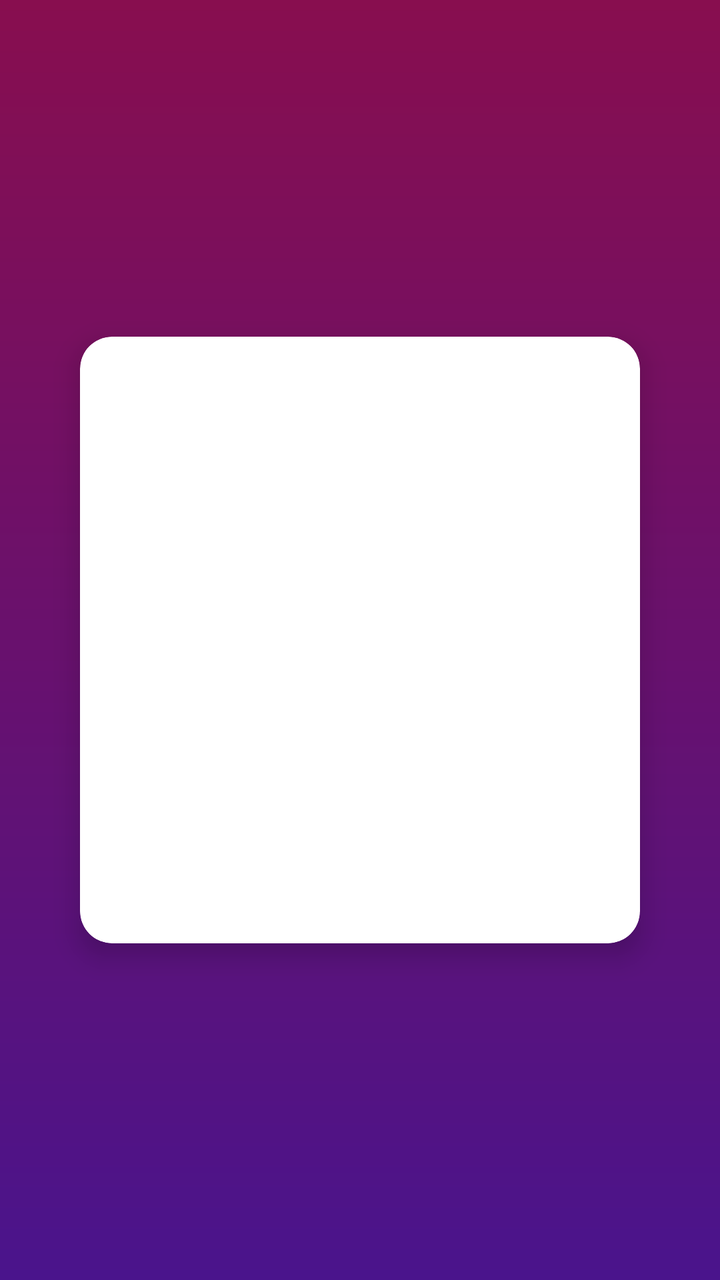
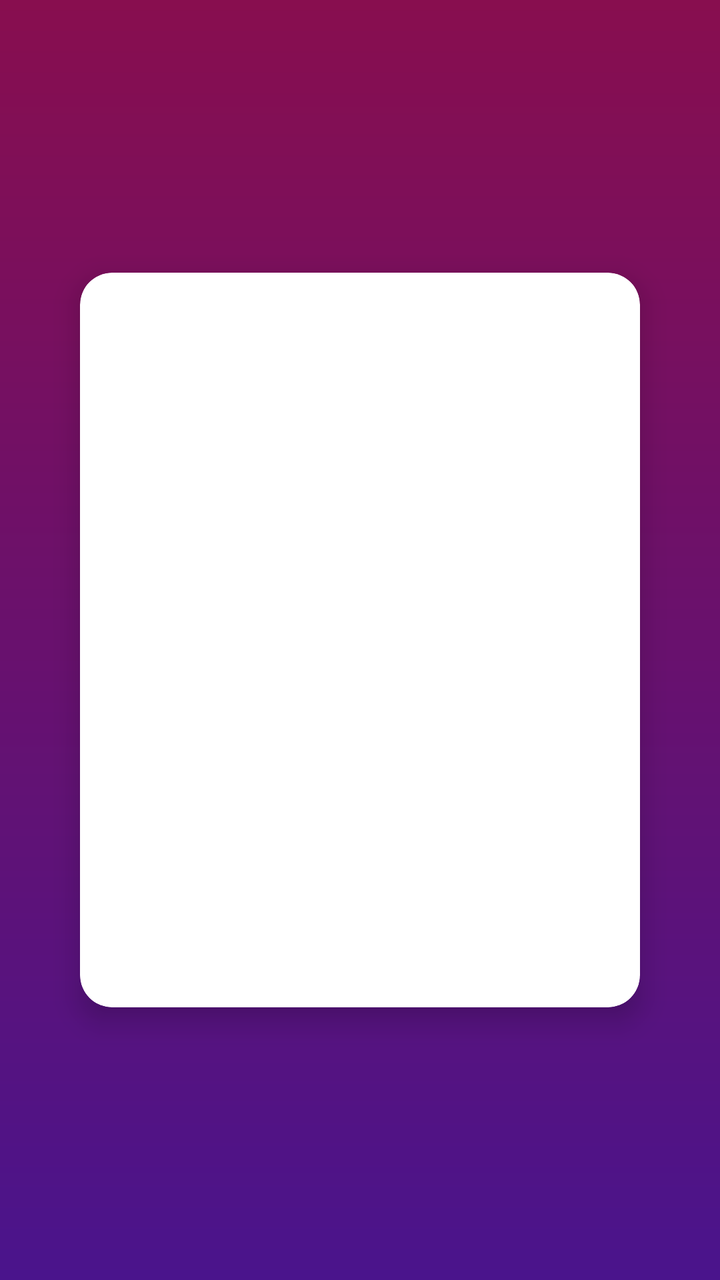

Screens rendered from an Android XML layout before and after an edit, with the pre-edit source and the edit as a unified diff.
<!-- AndroidManifest.xml: application theme Theme.CallerApp -->
<!-- res/layout/activity_main.xml -->
<?xml version="1.0" encoding="utf-8"?>
<LinearLayout xmlns:android="http://schemas.android.com/apk/res/android"
    xmlns:app="http://schemas.android.com/apk/res-auto"
    xmlns:tools="http://schemas.android.com/tools"
    android:id="@+id/main"
    android:layout_width="match_parent"
    android:layout_height="match_parent"
    android:gravity="center"
    android:orientation="vertical"
    android:padding="24dp"
    android:background="@drawable/bg_gradient"
    tools:context=".MainActivity">

    
    <androidx.cardview.widget.CardView
        android:layout_width="match_parent"
        android:layout_height="wrap_content"
        android:layout_margin="16dp"
        app:cardCornerRadius="16dp"
        app:cardElevation="8dp"
        android:backgroundTint="@android:color/white">

        
        <LinearLayout
            android:layout_width="match_parent"
            android:layout_height="wrap_content"
            android:orientation="vertical"
            android:padding="24dp"
            android:layoutAnimation="@anim/layout_animation_fade_in">

            <TextView
                android:id="@+id/textView"
                android:layout_width="wrap_content"
                android:layout_height="wrap_content"
                android:text="Authentification"
                android:textColor="@android:color/black"
                android:textSize="22sp"
                android:textStyle="bold"
                android:layout_gravity="center"
                android:layout_marginBottom="16dp" />

            <com.google.android.material.textfield.TextInputLayout
                android:layout_width="match_parent"
                android:layout_height="wrap_content"
                android:hint="Enter name"
                style="@style/Widget.MaterialComponents.TextInputLayout.OutlinedBox">

                <com.google.android.material.textfield.TextInputEditText
                    android:id="@+id/ednom_auth"
                    android:layout_width="match_parent"
                    android:layout_height="wrap_content"
                    android:inputType="text" />
            </com.google.android.material.textfield.TextInputLayout>

            <com.google.android.material.textfield.TextInputLayout
                android:layout_width="match_parent"
                android:layout_height="wrap_content"
                android:hint="Enter password"
                android:layout_marginTop="16dp"
                style="@style/Widget.MaterialComponents.TextInputLayout.OutlinedBox">

                <com.google.android.material.textfield.TextInputEditText
                    android:id="@+id/edmp_auth"
                    android:layout_width="match_parent"
                    android:layout_height="wrap_content"
                    android:inputType="textPassword" />
            </com.google.android.material.textfield.TextInputLayout>

            <LinearLayout
                android:layout_width="match_parent"
                android:layout_height="wrap_content"
                android:gravity="center"
                android:orientation="horizontal"
                android:layout_marginTop="24dp">

                <com.google.android.material.button.MaterialButton
                    android:id="@+id/btnval_auth"
                    android:layout_width="0dp"
                    android:layout_height="wrap_content"
                    android:layout_weight="1"
                    android:text="Valider"
                    style="?attr/materialButtonStyle" />

                <com.google.android.material.button.MaterialButton
                    android:id="@+id/btnqte_auth"
                    android:layout_width="0dp"
                    android:layout_height="wrap_content"
                    android:layout_weight="1"
                    android:text="Quitter"
                    style="@style/Widget.MaterialComponents.Button.OutlinedButton"
                    android:layout_marginStart="12dp" />
            </LinearLayout>
        </LinearLayout>
    </androidx.cardview.widget.CardView>
</LinearLayout>
<!-- resources referenced by this layout -->
<resources>
  <!-- drawable bg_gradient (drawable) -->
  <shape xmlns:android="http://schemas.android.com/apk/res/android" android:shape="rectangle">
  <gradient xmlns:android="http://schemas.android.com/apk/res/android"
      android:angle="90"
      android:startColor="#4A148C"
      android:endColor="#880E4F"
      android:type="linear" />
  </shape>
  <style name="Theme.CallerApp" parent="Base.Theme.CallerApp" />
  <style name="Base.Theme.CallerApp" parent="Theme.MaterialComponents.DayNight.NoActionBar">
          
          
          <item name="colorPrimary">#0071c1</item>
          <item name="colorPrimaryDark">#D65476</item>
          <item name="colorAccent">#B67516</item>
      </style>
</resources>

<!-- the commit's change to res/layout/activity_main.xml (unified diff, before → after) -->
@@ -66,6 +66,15 @@
                     android:inputType="textPassword" />
             </com.google.android.material.textfield.TextInputLayout>
 
+            <com.google.android.material.checkbox.MaterialCheckBox
+                    android:id="@+id/cb_remember"
+                    android:layout_width="wrap_content"
+                    android:layout_height="wrap_content"
+                    android:text="Remember Me"
+                    android:layout_marginTop="16dp"
+                    android:layout_gravity="start"/>
+
+
             <LinearLayout
                 android:layout_width="match_parent"
                 android:layout_height="wrap_content"
